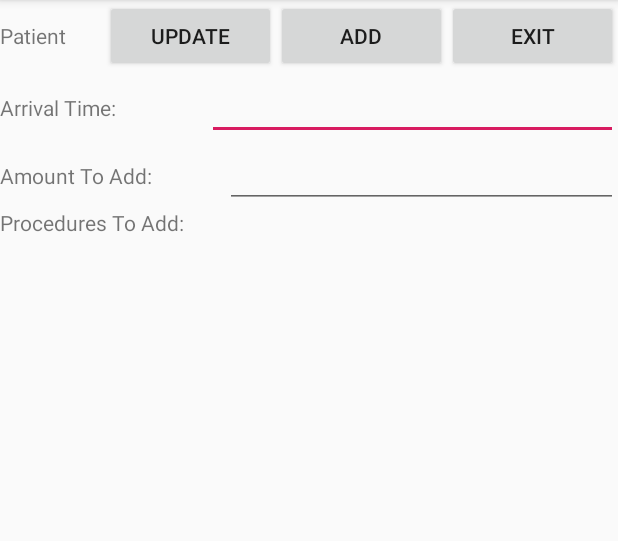
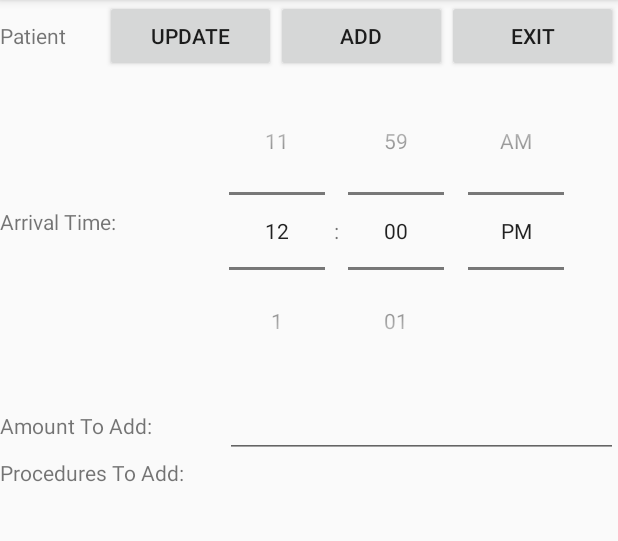
Before and after one commit to jschinto/olympus-simulation, an Android app: the ClientActivity screen opened directly, with no data from a screen before it, after a tap on "UPDATE", on a phone screen of 412 x 824 dp, the part 84-625 px from its top. Run offline under Robolectric (Android 15) with nearby library versions, the light colour scheme and no system bars.

Commit message:
added a time roller to patient

```diff
--- a/Simulation/app/src/main/java/com/olympus/simulation/ClientActivity.java
+++ b/Simulation/app/src/main/java/com/olympus/simulation/ClientActivity.java
@@ -12,6 +12,7 @@ import android.widget.EditText;
 import android.widget.LinearLayout;
 import android.widget.Spinner;
 import android.widget.TextView;
+import android.widget.TimePicker;
 import android.widget.Toast;
 
 import org.w3c.dom.Text;
@@ -49,8 +50,8 @@ public class ClientActivity extends AppCompatActivity {
     private void setValues(int arrivalTime, ArrayList<Procedure> procedureList) {
         TextView textTitle = findViewById(R.id.clientTitle);
         textTitle.setText("Client " + client.getId());
-
-        EditText edit1 = findViewById(R.id.clientEdit1);
+        TimePicker edit1 = findViewById(R.id.clientEdit1);
+        edit1.setIs24HourView(true);
         TextView text2 = findViewById(R.id.clientText2);
         EditText edit2 = findViewById(R.id.clientEdit2);
 
@@ -68,18 +69,21 @@ public class ClientActivity extends AppCompatActivity {
             text2.setVisibility(View.VISIBLE);
             edit2.setVisibility(View.VISIBLE);
             if (arrivalTime >= 0) {
-                edit1.setText(Time.convertToString(arrivalTime));
+                edit1.setCurrentHour(arrivalTime/60);
+                edit1.setCurrentMinute(arrivalTime%60);
             } else {
-                edit1.setText("");
+                //edit1.setText("");
             }
             edit2.setText("1");
 
             addSetup();
             return;
         }
+
         text2.setVisibility(View.INVISIBLE);
         edit2.setVisibility(View.INVISIBLE);
-        edit1.setText(Time.convertToString(arrivalTime));
+        edit1.setCurrentHour(arrivalTime/60);
+        edit1.setCurrentMinute(arrivalTime%60);
 
         ArrayList<String> procedureListNames = new ArrayList<String>();
         for (int i=0; i < procedureList.size(); i++) {
@@ -117,8 +121,16 @@ public class ClientActivity extends AppCompatActivity {
                 String arrivalString = "";
                 int amount = 0;
                 try {
-                    EditText edit1 = findViewById(R.id.clientEdit1);
-                    arrivalString = edit1.getText().toString();
+                    TimePicker edit1 = findViewById(R.id.clientEdit1);
+                    String hr = (edit1.getCurrentHour()) + "";
+                    if(hr.length() == 1) {
+                        hr = "0"+hr;
+                    }
+                    String min = (edit1.getCurrentMinute()) + "";
+                    if(min.length() == 1) {
+                        min = "0"+min;
+                    }
+                    arrivalString = hr + ":" + min;
                     EditText edit2 = findViewById(R.id.clientEdit2);
                     amount = Integer.parseInt(edit2.getText().toString());
                 } catch (NumberFormatException e) {
@@ -174,8 +186,16 @@ public class ClientActivity extends AppCompatActivity {
         } else if (view.getId() == R.id.clientButtonEdit) {
             String arrivalString = "";
             try {
-                EditText edit1 = findViewById(R.id.clientEdit1);
-                arrivalString = edit1.getText().toString();
+                TimePicker edit1 = findViewById(R.id.clientEdit1);
+                String hr = (edit1.getCurrentHour()) + "";
+                if(hr.length() == 1) {
+                    hr = "0"+hr;
+                }
+                String min = (edit1.getCurrentMinute()) + "";
+                if(min.length() == 1) {
+                    min = "0"+min;
+                }
+                arrivalString = hr + ":" + min;
             } catch (NumberFormatException e) {
                 Toast.makeText(getApplicationContext(), "Invalid Data Entered!", Toast.LENGTH_LONG).show();
                 return;
--- a/Simulation/app/src/main/res/layout/activity_client.xml
+++ b/Simulation/app/src/main/res/layout/activity_client.xml
@@ -54,15 +54,15 @@
             android:layout_width="wrap_content"
             android:layout_height="wrap_content"
             android:layout_weight="1"
+            android:paddingTop="90dp"
             android:text="@string/ArrivalTime" />
 
-        <EditText
+        <TimePicker
             android:id="@+id/clientEdit1"
             android:layout_width="wrap_content"
             android:layout_height="wrap_content"
             android:layout_weight="1"
-            android:ems="10"
-            android:inputType="time" />
+            android:timePickerMode="spinner"/>
     </LinearLayout>
 
     <LinearLayout
```
